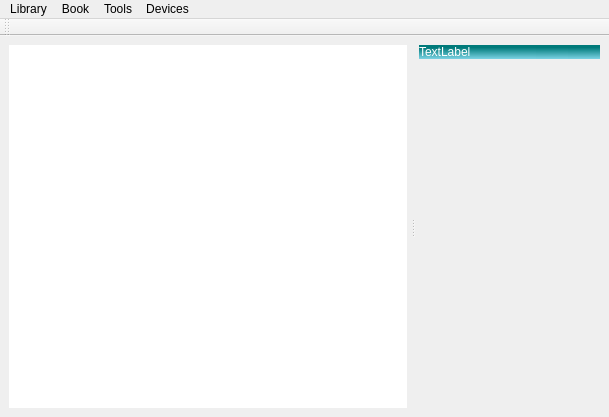
Old version of the form src/main.ui in the repository chrmorais/aranduka.
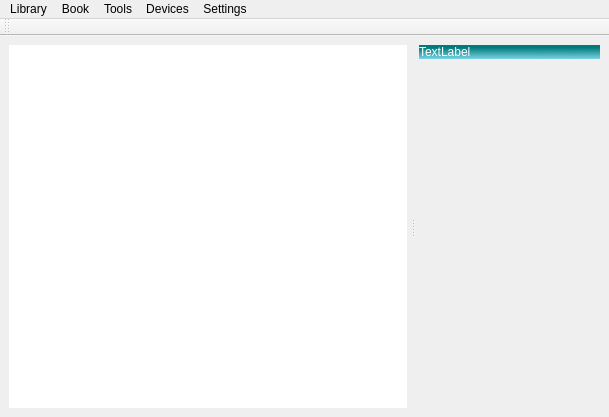
New version of the form. Icons and pictures are not drawn.

Commit message: List plugins in config dialog

What changed in the file:
```diff
--- a/src/main.ui
+++ b/src/main.ui
@@ -266,10 +266,17 @@
      <string>Devices</string>
     </property>
    </widget>
+   <widget class="QMenu" name="menuSettings">
+    <property name="title">
+     <string>Settings</string>
+    </property>
+    <addaction name="actionPlugins"/>
+   </widget>
    <addaction name="menuLibrary"/>
    <addaction name="menuBook"/>
    <addaction name="menuTools"/>
    <addaction name="menuDevices"/>
+   <addaction name="menuSettings"/>
   </widget>
   <widget class="QToolBar" name="searchBar">
    <property name="windowTitle">
```
Left out of the diff: 5 changed lines with no effect on the pictures. The commit also changes 3 other files.
